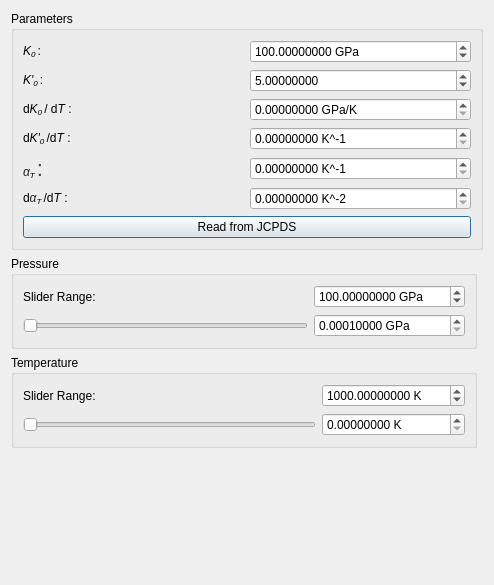
Before: the Qt Designer form hexrdgui/resources/ui/pt_slider_dialog.ui in HEXRD/hexrdgui, drawn with Qt 5.
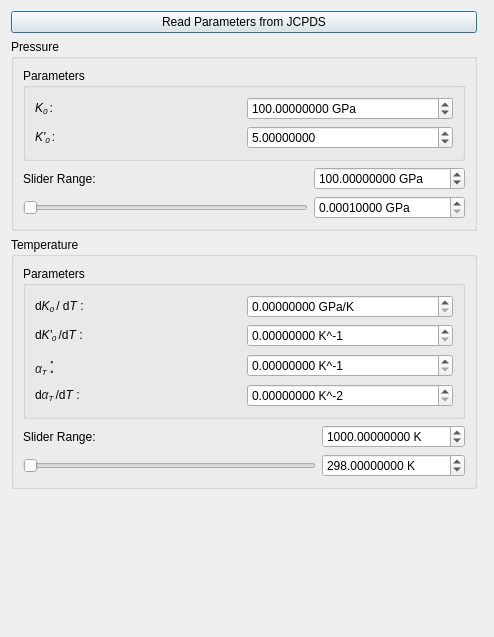
After: the same form once the commit is applied. Custom widgets are drawn as their Qt base class.

Commit message: Rearrange widgets in the PT slider dialog

```diff
--- a/hexrdgui/resources/ui/pt_slider_dialog.ui
+++ b/hexrdgui/resources/ui/pt_slider_dialog.ui
@@ -7,257 +7,20 @@
     <x>0</x>
     <y>0</y>
     <width>494</width>
-    <height>585</height>
+    <height>637</height>
    </rect>
   </property>
   <property name="windowTitle">
    <string>PT Slider: </string>
   </property>
   <layout class="QGridLayout" name="gridLayout_2">
-   <item row="0" column="0" colspan="2">
-    <widget class="QGroupBox" name="parameters_group">
-     <property name="title">
-      <string>Parameters</string>
-     </property>
-     <layout class="QGridLayout" name="gridLayout">
-      <item row="1" column="0">
-       <widget class="QLabel" name="k0p_label">
-        <property name="toolTip">
-         <string>&lt;html&gt;&lt;head/&gt;&lt;body&gt;&lt;p&gt;&lt;span style=&quot; font-style:italic;&quot;&gt;dK/dP&lt;/span&gt; - the derivative of the bulk modulus with respect to pressure&lt;/p&gt;&lt;/body&gt;&lt;/html&gt;</string>
-        </property>
-        <property name="text">
-         <string>&lt;html&gt;&lt;head/&gt;&lt;body&gt;&lt;p&gt;&lt;span style=&quot; font-style:italic;&quot;&gt;K'&lt;/span&gt;&lt;span style=&quot; font-style:italic; vertical-align:sub;&quot;&gt;0 &lt;/span&gt;:&lt;/p&gt;&lt;/body&gt;&lt;/html&gt;</string>
-        </property>
-        <property name="buddy">
-         <cstring>k0p</cstring>
-        </property>
-       </widget>
-      </item>
-      <item row="0" column="0">
-       <widget class="QLabel" name="k0_label">
-        <property name="toolTip">
-         <string>&lt;html&gt;&lt;head/&gt;&lt;body&gt;&lt;p&gt;Bulk Modulus (in GPa)&lt;/p&gt;&lt;/body&gt;&lt;/html&gt;</string>
-        </property>
-        <property name="text">
-         <string>&lt;html&gt;&lt;head/&gt;&lt;body&gt;&lt;p&gt;&lt;span style=&quot; font-style:italic;&quot;&gt;K&lt;/span&gt;&lt;span style=&quot; font-style:italic; vertical-align:sub;&quot;&gt;0 &lt;/span&gt;:&lt;/p&gt;&lt;/body&gt;&lt;/html&gt;</string>
-        </property>
-        <property name="buddy">
-         <cstring>k0</cstring>
-        </property>
-       </widget>
-      </item>
-      <item row="1" column="1">
-       <widget class="ScientificDoubleSpinBox" name="k0p">
-        <property name="toolTip">
-         <string>&lt;html&gt;&lt;head/&gt;&lt;body&gt;&lt;p&gt;&lt;span style=&quot; font-style:italic;&quot;&gt;dK/dP&lt;/span&gt; - the derivative of the bulk modulus with respect to pressure&lt;/p&gt;&lt;/body&gt;&lt;/html&gt;</string>
-        </property>
-        <property name="keyboardTracking">
-         <bool>false</bool>
-        </property>
-        <property name="decimals">
-         <number>8</number>
-        </property>
-        <property name="minimum">
-         <double>0.000001000000000</double>
-        </property>
-        <property name="maximum">
-         <double>10000000.000000000000000</double>
-        </property>
-        <property name="singleStep">
-         <double>0.100000000000000</double>
-        </property>
-        <property name="value">
-         <double>5.000000000000000</double>
-        </property>
-       </widget>
-      </item>
-      <item row="5" column="0">
-       <widget class="QLabel" name="dalpha_t_dt_label">
-        <property name="text">
-         <string>&lt;html&gt;&lt;head/&gt;&lt;body&gt;&lt;p&gt;d&lt;span style=&quot; font-family:'sans-serif'; font-style:italic; color:#202122;&quot;&gt;α&lt;/span&gt;&lt;span style=&quot; font-style:italic; vertical-align:sub;&quot;&gt;T &lt;/span&gt;/d&lt;span style=&quot; font-style:italic;&quot;&gt;T&lt;/span&gt; :&lt;/p&gt;&lt;/body&gt;&lt;/html&gt;</string>
-        </property>
-        <property name="buddy">
-         <cstring>dalpha_t_dt</cstring>
-        </property>
-       </widget>
-      </item>
-      <item row="2" column="0">
-       <widget class="QLabel" name="dk0dt_label">
-        <property name="text">
-         <string>&lt;html&gt;&lt;head/&gt;&lt;body&gt;&lt;p&gt;d&lt;span style=&quot; font-style:italic;&quot;&gt;K&lt;/span&gt;&lt;span style=&quot; font-style:italic; vertical-align:sub;&quot;&gt;0 &lt;/span&gt;/ d&lt;span style=&quot; font-style:italic;&quot;&gt;T&lt;/span&gt; :&lt;/p&gt;&lt;/body&gt;&lt;/html&gt;</string>
-        </property>
-        <property name="buddy">
-         <cstring>dk0dt</cstring>
-        </property>
-       </widget>
-      </item>
-      <item row="0" column="1">
-       <widget class="ScientificDoubleSpinBox" name="k0">
-        <property name="toolTip">
-         <string>&lt;html&gt;&lt;head/&gt;&lt;body&gt;&lt;p&gt;Bulk Modulus (in GPa)&lt;/p&gt;&lt;/body&gt;&lt;/html&gt;</string>
-        </property>
-        <property name="keyboardTracking">
-         <bool>false</bool>
-        </property>
-        <property name="suffix">
-         <string> GPa</string>
-        </property>
-        <property name="decimals">
-         <number>8</number>
-        </property>
-        <property name="minimum">
-         <double>0.000001000000000</double>
-        </property>
-        <property name="maximum">
-         <double>10000000.000000000000000</double>
-        </property>
-        <property name="value">
-         <double>100.000000000000000</double>
-        </property>
-       </widget>
-      </item>
-      <item row="6" column="0" colspan="2">
-       <widget class="QPushButton" name="read_from_jcpds_button">
-        <property name="text">
-         <string>Read from JCPDS</string>
-        </property>
-       </widget>
-      </item>
-      <item row="4" column="0">
-       <widget class="QLabel" name="alpha_t_label">
-        <property name="text">
-         <string>&lt;html&gt;&lt;head/&gt;&lt;body&gt;&lt;p&gt;&lt;span style=&quot; font-family:'sans-serif'; font-style:italic; color:#202122;&quot;&gt;α&lt;/span&gt;&lt;span style=&quot; font-style:italic; vertical-align:sub;&quot;&gt;T &lt;/span&gt;&lt;span style=&quot; font-family:'-apple-system','BlinkMacSystemFont','Helvetica Neue','Helvetica','Arial','sans-serif'; font-size:22px; color:#404040;&quot;&gt;:&lt;/span&gt;&lt;/p&gt;&lt;/body&gt;&lt;/html&gt;</string>
-        </property>
-        <property name="buddy">
-         <cstring>alpha_t</cstring>
-        </property>
-       </widget>
-      </item>
-      <item row="3" column="0">
-       <widget class="QLabel" name="dk0pdt_label">
-        <property name="text">
-         <string>&lt;html&gt;&lt;head/&gt;&lt;body&gt;&lt;p&gt;d&lt;span style=&quot; font-style:italic;&quot;&gt;K'&lt;/span&gt;&lt;span style=&quot; font-style:italic; vertical-align:sub;&quot;&gt;0 &lt;/span&gt;/d&lt;span style=&quot; font-style:italic;&quot;&gt;T &lt;/span&gt;:&lt;/p&gt;&lt;/body&gt;&lt;/html&gt;</string>
-        </property>
-        <property name="buddy">
-         <cstring>dk0pdt</cstring>
-        </property>
-       </widget>
-      </item>
-      <item row="2" column="1">
-       <widget class="ScientificDoubleSpinBox" name="dk0dt">
-        <property name="keyboardTracking">
-         <bool>false</bool>
-        </property>
-        <property name="suffix">
-         <string> GPa/K</string>
-        </property>
-        <property name="decimals">
-         <number>8</number>
-        </property>
-        <property name="maximum">
-         <double>10000000.000000000000000</double>
-        </property>
-       </widget>
-      </item>
-      <item row="3" column="1">
-       <widget class="ScientificDoubleSpinBox" name="dk0pdt">
-        <property name="keyboardTracking">
-         <bool>false</bool>
-        </property>
-        <property name="suffix">
-         <string> K^-1</string>
-        </property>
-        <property name="decimals">
-         <number>8</number>
-        </property>
-        <property name="maximum">
-         <double>10000000.000000000000000</double>
-        </property>
-       </widget>
-      </item>
-      <item row="4" column="1">
-       <widget class="ScientificDoubleSpinBox" name="alpha_t">
-        <property name="keyboardTracking">
-         <bool>false</bool>
-        </property>
-        <property name="suffix">
-         <string> K^-1</string>
-        </property>
-        <property name="decimals">
-         <number>8</number>
-        </property>
-        <property name="maximum">
-         <double>10000000.000000000000000</double>
-        </property>
-       </widget>
-      </item>
-      <item row="5" column="1">
-       <widget class="ScientificDoubleSpinBox" name="dalpha_t_dt">
-        <property name="keyboardTracking">
-         <bool>false</bool>
-        </property>
-        <property name="suffix">
-         <string> K^-2</string>
-        </property>
-        <property name="decimals">
-         <number>8</number>
-        </property>
-        <property name="maximum">
-         <double>10000000.000000000000000</double>
-        </property>
-       </widget>
-      </item>
-     </layout>
-    </widget>
-   </item>
    <item row="1" column="0">
     <widget class="QGroupBox" name="pressure_group">
      <property name="title">
       <string>Pressure</string>
      </property>
      <layout class="QGridLayout" name="gridLayout_3">
-      <item row="1" column="1">
-       <widget class="ScientificDoubleSpinBox" name="pressure">
-        <property name="toolTip">
-         <string>&lt;html&gt;&lt;head/&gt;&lt;body&gt;&lt;p&gt;Pressure (in GPa)&lt;/p&gt;&lt;/body&gt;&lt;/html&gt;</string>
-        </property>
-        <property name="keyboardTracking">
-         <bool>false</bool>
-        </property>
-        <property name="suffix">
-         <string> GPa</string>
-        </property>
-        <property name="decimals">
-         <number>8</number>
-        </property>
-        <property name="minimum">
-         <double>0.000100000000000</double>
-        </property>
-        <property name="maximum">
-         <double>10000000.000000000000000</double>
-        </property>
-        <property name="value">
-         <double>0.000100000000000</double>
-        </property>
-       </widget>
-      </item>
       <item row="1" column="0">
-       <widget class="QSlider" name="pressure_slider">
-        <property name="toolTip">
-         <string>&lt;html&gt;&lt;head/&gt;&lt;body&gt;&lt;p&gt;Pressure (in GPa)&lt;/p&gt;&lt;/body&gt;&lt;/html&gt;</string>
-        </property>
-        <property name="minimum">
-         <number>0</number>
-        </property>
-        <property name="maximum">
-         <number>100</number>
-        </property>
-        <property name="orientation">
-         <enum>Qt::Horizontal</enum>
-        </property>
-       </widget>
-      </item>
-      <item row="0" column="0">
        <widget class="QLabel" name="pressure_slider_range_label">
         <property name="toolTip">
          <string>&lt;html&gt;&lt;head/&gt;&lt;body&gt;&lt;p&gt;Pressure Slider Range&lt;/p&gt;&lt;/body&gt;&lt;/html&gt;</string>
@@ -270,7 +33,23 @@
         </property>
        </widget>
       </item>
-      <item row="0" column="1">
+      <item row="2" column="0">
+       <widget class="QSlider" name="pressure_slider">
+        <property name="toolTip">
+         <string>&lt;html&gt;&lt;head/&gt;&lt;body&gt;&lt;p&gt;Pressure (in GPa)&lt;/p&gt;&lt;/body&gt;&lt;/html&gt;</string>
+        </property>
+        <property name="minimum">
+         <number>0</number>
+        </property>
+        <property name="maximum">
+         <number>100</number>
+        </property>
+        <property name="orientation">
+         <enum>Qt::Horizontal</enum>
+        </property>
+       </widget>
+      </item>
+      <item row="1" column="1">
        <widget class="ScientificDoubleSpinBox" name="pressure_slider_range">
         <property name="toolTip">
          <string>&lt;html&gt;&lt;head/&gt;&lt;body&gt;&lt;p&gt;Pressure Slider Range&lt;/p&gt;&lt;/body&gt;&lt;/html&gt;</string>
@@ -292,6 +71,116 @@
         </property>
        </widget>
       </item>
+      <item row="2" column="1">
+       <widget class="ScientificDoubleSpinBox" name="pressure">
+        <property name="toolTip">
+         <string>&lt;html&gt;&lt;head/&gt;&lt;body&gt;&lt;p&gt;Pressure (in GPa)&lt;/p&gt;&lt;/body&gt;&lt;/html&gt;</string>
+        </property>
+        <property name="keyboardTracking">
+         <bool>false</bool>
+        </property>
+        <property name="suffix">
+         <string> GPa</string>
+        </property>
+        <property name="decimals">
+         <number>8</number>
+        </property>
+        <property name="minimum">
+         <double>0.000100000000000</double>
+        </property>
+        <property name="maximum">
+         <double>10000000.000000000000000</double>
+        </property>
+        <property name="value">
+         <double>0.000100000000000</double>
+        </property>
+       </widget>
+      </item>
+      <item row="0" column="0" colspan="2">
+       <widget class="QGroupBox" name="parameters_group">
+        <property name="title">
+         <string>Parameters</string>
+        </property>
+        <layout class="QGridLayout" name="gridLayout">
+         <item row="1" column="0">
+          <widget class="QLabel" name="k0p_label">
+           <property name="toolTip">
+            <string>&lt;html&gt;&lt;head/&gt;&lt;body&gt;&lt;p&gt;&lt;span style=&quot; font-style:italic;&quot;&gt;dK/dP&lt;/span&gt; - the derivative of the bulk modulus with respect to pressure&lt;/p&gt;&lt;/body&gt;&lt;/html&gt;</string>
+           </property>
+           <property name="text">
+            <string>&lt;html&gt;&lt;head/&gt;&lt;body&gt;&lt;p&gt;&lt;span style=&quot; font-style:italic;&quot;&gt;K'&lt;/span&gt;&lt;span style=&quot; font-style:italic; vertical-align:sub;&quot;&gt;0 &lt;/span&gt;:&lt;/p&gt;&lt;/body&gt;&lt;/html&gt;</string>
+           </property>
+           <property name="buddy">
+            <cstring>k0p</cstring>
+           </property>
+          </widget>
+         </item>
+         <item row="0" column="0">
+          <widget class="QLabel" name="k0_label">
+           <property name="toolTip">
+            <string>&lt;html&gt;&lt;head/&gt;&lt;body&gt;&lt;p&gt;Bulk Modulus (in GPa)&lt;/p&gt;&lt;/body&gt;&lt;/html&gt;</string>
+           </property>
+           <property name="text">
+            <string>&lt;html&gt;&lt;head/&gt;&lt;body&gt;&lt;p&gt;&lt;span style=&quot; font-style:italic;&quot;&gt;K&lt;/span&gt;&lt;span style=&quot; font-style:italic; vertical-align:sub;&quot;&gt;0 &lt;/span&gt;:&lt;/p&gt;&lt;/body&gt;&lt;/html&gt;</string>
+           </property>
+           <property name="buddy">
+            <cstring>k0</cstring>
+           </property>
+          </widget>
+         </item>
+         <item row="1" column="1">
+          <widget class="ScientificDoubleSpinBox" name="k0p">
+           <property name="toolTip">
+            <string>&lt;html&gt;&lt;head/&gt;&lt;body&gt;&lt;p&gt;&lt;span style=&quot; font-style:italic;&quot;&gt;dK/dP&lt;/span&gt; - the derivative of the bulk modulus with respect to pressure&lt;/p&gt;&lt;/body&gt;&lt;/html&gt;</string>
+           </property>
+           <property name="keyboardTracking">
+            <bool>false</bool>
+           </property>
+           <property name="decimals">
+            <number>8</number>
+           </property>
+           <property name="minimum">
+            <double>0.000001000000000</double>
+           </property>
+           <property name="maximum">
+            <double>10000000.000000000000000</double>
+           </property>
+           <property name="singleStep">
+            <double>0.100000000000000</double>
+           </property>
+           <property name="value">
+            <double>5.000000000000000</double>
+           </property>
+          </widget>
+         </item>
+         <item row="0" column="1">
+          <widget class="ScientificDoubleSpinBox" name="k0">
+           <property name="toolTip">
+            <string>&lt;html&gt;&lt;head/&gt;&lt;body&gt;&lt;p&gt;Bulk Modulus (in GPa)&lt;/p&gt;&lt;/body&gt;&lt;/html&gt;</string>
+           </property>
+           <property name="keyboardTracking">
+            <bool>false</bool>
+           </property>
+           <property name="suffix">
+            <string> GPa</string>
+           </property>
+           <property name="decimals">
+            <number>8</number>
+           </property>
+           <property name="minimum">
+            <double>0.000001000000000</double>
+           </property>
+           <property name="maximum">
+            <double>10000000.000000000000000</double>
+           </property>
+           <property name="value">
+            <double>100.000000000000000</double>
+           </property>
+          </widget>
+         </item>
+        </layout>
+       </widget>
+      </item>
      </layout>
     </widget>
    </item>
@@ -314,20 +203,23 @@
       <string>Temperature</string>
      </property>
      <layout class="QGridLayout" name="gridLayout_4">
-      <item row="0" column="0">
-       <widget class="QLabel" name="temperature_slider_range_label">
+      <item row="7" column="0" colspan="2">
+       <widget class="QSlider" name="temperature_slider">
         <property name="toolTip">
          <string>&lt;html&gt;&lt;head/&gt;&lt;body&gt;&lt;p&gt;Pressure Slider Range&lt;/p&gt;&lt;/body&gt;&lt;/html&gt;</string>
         </property>
-        <property name="text">
-         <string>Slider Range:</string>
+        <property name="minimum">
+         <number>0</number>
         </property>
-        <property name="buddy">
-         <cstring>temperature_slider_range</cstring>
+        <property name="maximum">
+         <number>100</number>
+        </property>
+        <property name="orientation">
+         <enum>Qt::Horizontal</enum>
         </property>
        </widget>
       </item>
-      <item row="0" column="2">
+      <item row="6" column="2">
        <widget class="ScientificDoubleSpinBox" name="temperature_slider_range">
         <property name="toolTip">
          <string>&lt;html&gt;&lt;head/&gt;&lt;body&gt;&lt;p&gt;Pressure Slider Range&lt;/p&gt;&lt;/body&gt;&lt;/html&gt;</string>
@@ -349,23 +241,7 @@
         </property>
        </widget>
       </item>
-      <item row="1" column="0" colspan="2">
-       <widget class="QSlider" name="temperature_slider">
-        <property name="toolTip">
-         <string>&lt;html&gt;&lt;head/&gt;&lt;body&gt;&lt;p&gt;Pressure (in GPa)&lt;/p&gt;&lt;/body&gt;&lt;/html&gt;</string>
-        </property>
-        <property name="minimum">
-         <number>0</number>
-        </property>
-        <property name="maximum">
-         <number>100</number>
-        </property>
-        <property name="orientation">
-         <enum>Qt::Horizontal</enum>
-        </property>
-       </widget>
-      </item>
-      <item row="1" column="2">
+      <item row="7" column="2">
        <widget class="ScientificDoubleSpinBox" name="temperature">
         <property name="toolTip">
          <string>&lt;html&gt;&lt;head/&gt;&lt;body&gt;&lt;p&gt;Pressure (in GPa)&lt;/p&gt;&lt;/body&gt;&lt;/html&gt;</string>
@@ -386,13 +262,146 @@
          <double>10000000.000000000000000</double>
         </property>
         <property name="value">
-         <double>0.000000000000000</double>
+         <double>298.000000000000000</double>
         </property>
        </widget>
       </item>
+      <item row="6" column="0">
+       <widget class="QLabel" name="temperature_slider_range_label">
+        <property name="toolTip">
+         <string>&lt;html&gt;&lt;head/&gt;&lt;body&gt;&lt;p&gt;Pressure Slider Range&lt;/p&gt;&lt;/body&gt;&lt;/html&gt;</string>
+        </property>
+        <property name="text">
+         <string>Slider Range:</string>
+        </property>
+        <property name="buddy">
+         <cstring>temperature_slider_range</cstring>
+        </property>
+       </widget>
+      </item>
+      <item row="3" column="0" colspan="3">
+       <widget class="QGroupBox" name="groupBox">
+        <property name="title">
+         <string>Parameters</string>
+        </property>
+        <layout class="QGridLayout" name="gridLayout_5">
+         <item row="4" column="0">
+          <widget class="QLabel" name="dalpha_t_dt_label">
+           <property name="text">
+            <string>&lt;html&gt;&lt;head/&gt;&lt;body&gt;&lt;p&gt;d&lt;span style=&quot; font-family:'sans-serif'; font-style:italic; color:#202122;&quot;&gt;α&lt;/span&gt;&lt;span style=&quot; font-style:italic; vertical-align:sub;&quot;&gt;T &lt;/span&gt;/d&lt;span style=&quot; font-style:italic;&quot;&gt;T&lt;/span&gt; :&lt;/p&gt;&lt;/body&gt;&lt;/html&gt;</string>
+           </property>
+           <property name="buddy">
+            <cstring>dalpha_t_dt</cstring>
+           </property>
+          </widget>
+         </item>
+         <item row="1" column="2">
+          <widget class="ScientificDoubleSpinBox" name="dk0pdt">
+           <property name="keyboardTracking">
+            <bool>false</bool>
+           </property>
+           <property name="suffix">
+            <string> K^-1</string>
+           </property>
+           <property name="decimals">
+            <number>8</number>
+           </property>
+           <property name="maximum">
+            <double>10000000.000000000000000</double>
+           </property>
+          </widget>
+         </item>
+         <item row="3" column="0">
+          <widget class="QLabel" name="alpha_t_label">
+           <property name="text">
+            <string>&lt;html&gt;&lt;head/&gt;&lt;body&gt;&lt;p&gt;&lt;span style=&quot; font-family:'sans-serif'; font-style:italic; color:#202122;&quot;&gt;α&lt;/span&gt;&lt;span style=&quot; font-style:italic; vertical-align:sub;&quot;&gt;T &lt;/span&gt;&lt;span style=&quot; font-family:'-apple-system','BlinkMacSystemFont','Helvetica Neue','Helvetica','Arial','sans-serif'; font-size:22px; color:#404040;&quot;&gt;:&lt;/span&gt;&lt;/p&gt;&lt;/body&gt;&lt;/html&gt;</string>
+           </property>
+           <property name="buddy">
+            <cstring>alpha_t</cstring>
+           </property>
+          </widget>
+         </item>
+         <item row="4" column="2">
+          <widget class="ScientificDoubleSpinBox" name="dalpha_t_dt">
+           <property name="keyboardTracking">
+            <bool>false</bool>
+           </property>
+           <property name="suffix">
+            <string> K^-2</string>
+           </property>
+           <property name="decimals">
+            <number>8</number>
+           </property>
+           <property name="maximum">
+            <double>10000000.000000000000000</double>
+           </property>
+          </widget>
+         </item>
+         <item row="3" column="2">
+          <widget class="ScientificDoubleSpinBox" name="alpha_t">
+           <property name="keyboardTracking">
+            <bool>false</bool>
+           </property>
+           <property name="suffix">
+            <string> K^-1</string>
+           </property>
+           <property name="decimals">
+            <number>8</number>
+           </property>
+           <property name="maximum">
+            <double>10000000.000000000000000</double>
+           </property>
+          </widget>
+         </item>
+         <item row="0" column="2">
+          <widget class="ScientificDoubleSpinBox" name="dk0dt">
+           <property name="keyboardTracking">
+            <bool>false</bool>
+           </property>
+           <property name="suffix">
+            <string> GPa/K</string>
+           </property>
+           <property name="decimals">
+            <number>8</number>
+           </property>
+           <property name="maximum">
+            <double>10000000.000000000000000</double>
+           </property>
+          </widget>
+         </item>
+         <item row="1" column="0">
+          <widget class="QLabel" name="dk0pdt_label">
+           <property name="text">
+            <string>&lt;html&gt;&lt;head/&gt;&lt;body&gt;&lt;p&gt;d&lt;span style=&quot; font-style:italic;&quot;&gt;K'&lt;/span&gt;&lt;span style=&quot; font-style:italic; vertical-align:sub;&quot;&gt;0 &lt;/span&gt;/d&lt;span style=&quot; font-style:italic;&quot;&gt;T &lt;/span&gt;:&lt;/p&gt;&lt;/body&gt;&lt;/html&gt;</string>
+           </property>
+           <property name="buddy">
+            <cstring>dk0pdt</cstring>
+           </property>
+          </widget>
+         </item>
+         <item row="0" column="0">
+          <widget class="QLabel" name="dk0dt_label">
+           <property name="text">
+            <string>&lt;html&gt;&lt;head/&gt;&lt;body&gt;&lt;p&gt;d&lt;span style=&quot; font-style:italic;&quot;&gt;K&lt;/span&gt;&lt;span style=&quot; font-style:italic; vertical-align:sub;&quot;&gt;0 &lt;/span&gt;/ d&lt;span style=&quot; font-style:italic;&quot;&gt;T&lt;/span&gt; :&lt;/p&gt;&lt;/body&gt;&lt;/html&gt;</string>
+           </property>
+           <property name="buddy">
+            <cstring>dk0dt</cstring>
+           </property>
+          </widget>
+         </item>
+        </layout>
+       </widget>
+      </item>
      </layout>
     </widget>
    </item>
+   <item row="0" column="0">
+    <widget class="QPushButton" name="read_from_jcpds_button">
+     <property name="text">
+      <string>Read Parameters from JCPDS</string>
+     </property>
+    </widget>
+   </item>
   </layout>
  </widget>
  <customwidgets>
```
Left out of the diff: 7 changed lines with no effect on the pictures.
